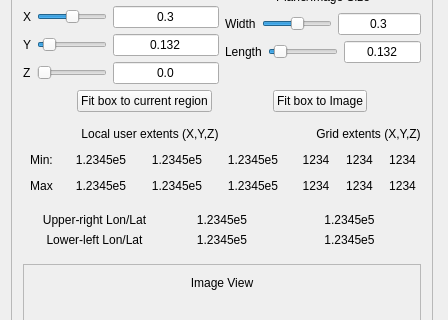
yyr/vapor, file apps/vaporgui/guis/ui/twoDimagetab.ui: the form before one commit; both pictures show x 0 to 448 and y 405 to 725 of the 448 by 1170 pixel window.
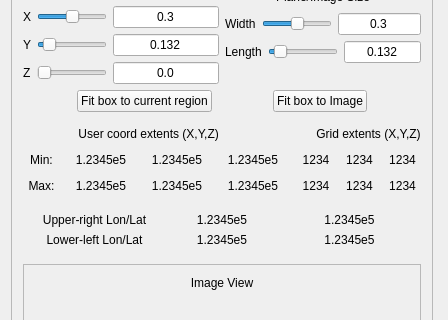
The form after the commit. Custom widgets are drawn as their Qt base class.

Commit message: More fixes to image tab

The edit to the form file:
```diff
--- a/apps/vaporgui/guis/ui/twoDimagetab.ui
+++ b/apps/vaporgui/guis/ui/twoDimagetab.ui
@@ -1845,7 +1845,7 @@
                <string>Min and max user coordinates of the specified planar region </string>
               </property>
               <property name="text">
-               <string>Local user extents (X,Y,Z)</string>
+               <string> User coord extents (X,Y,Z)</string>
               </property>
               <property name="alignment">
                <set>Qt::AlignCenter</set>
@@ -2041,7 +2041,7 @@
             <item>
              <widget class="QLabel" name="textLabel9_2">
               <property name="text">
-               <string>Max</string>
+               <string>Max:</string>
               </property>
               <property name="alignment">
                <set>Qt::AlignCenter</set>
```
The commit also changes 4 other files.
